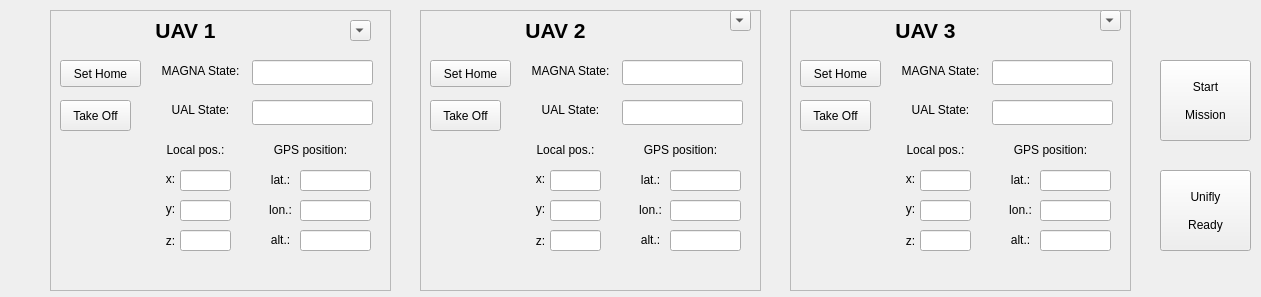
Qt form src/gcs_plugin.ui (AlejandroCastillejo/safedrone_gui) before a commit.
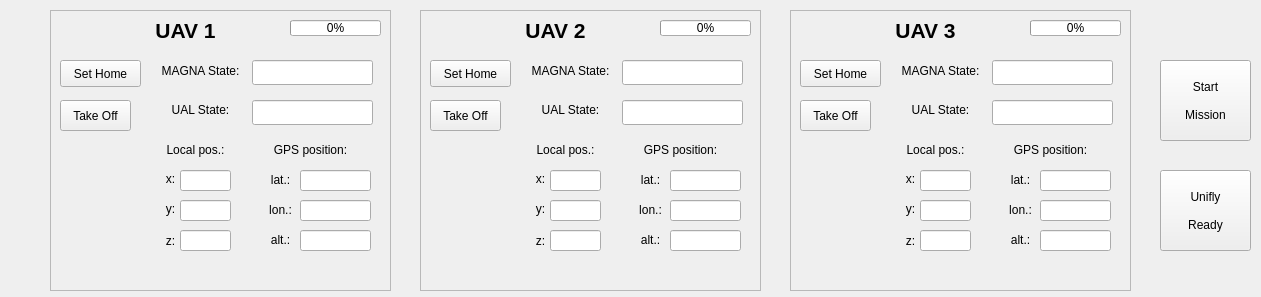
The same form after that commit.

Commit message: battery percentage bar added

What changed in the file:
```diff
--- a/src/gcs_plugin.ui
+++ b/src/gcs_plugin.ui
@@ -73,16 +73,6 @@
      <number>-3</number>
     </property>
    </widget>
-   <widget class="QComboBox" name="uav_selection_Box">
-    <property name="geometry">
-     <rect>
-      <x>300</x>
-      <y>10</y>
-      <width>21</width>
-      <height>21</height>
-     </rect>
-    </property>
-   </widget>
    <widget class="QLabel" name="label_39">
     <property name="geometry">
      <rect>
@@ -408,6 +398,19 @@
      <string>Set Home</string>
     </property>
    </widget>
+   <widget class="QProgressBar" name="progressBar_Battery_1">
+    <property name="geometry">
+     <rect>
+      <x>240</x>
+      <y>10</y>
+      <width>91</width>
+      <height>16</height>
+     </rect>
+    </property>
+    <property name="value">
+     <number>0</number>
+    </property>
+   </widget>
   </widget>
   <widget class="QFrame" name="MissionControl_2">
    <property name="geometry">
@@ -437,16 +440,6 @@
      <string>Take Off</string>
     </property>
    </widget>
-   <widget class="QComboBox" name="uav_selection_Box_2">
-    <property name="geometry">
-     <rect>
-      <x>310</x>
-      <y>0</y>
-      <width>21</width>
-      <height>21</height>
-     </rect>
-    </property>
-   </widget>
    <widget class="QLabel" name="label_40">
     <property name="geometry">
      <rect>
@@ -804,6 +797,19 @@
      <string>Set Home</string>
     </property>
    </widget>
+   <widget class="QProgressBar" name="progressBar_Battery_2">
+    <property name="geometry">
+     <rect>
+      <x>240</x>
+      <y>10</y>
+      <width>91</width>
+      <height>16</height>
+     </rect>
+    </property>
+    <property name="value">
+     <number>0</number>
+    </property>
+   </widget>
   </widget>
   <widget class="QFrame" name="MissionControl_3">
    <property name="geometry">
@@ -833,16 +839,6 @@
      <string>Take Off</string>
     </property>
    </widget>
-   <widget class="QComboBox" name="uav_selection_Box_3">
-    <property name="geometry">
-     <rect>
-      <x>310</x>
-      <y>0</y>
-      <width>21</width>
-      <height>21</height>
-     </rect>
-    </property>
-   </widget>
    <widget class="QLabel" name="label_41">
     <property name="geometry">
      <rect>
@@ -1200,6 +1196,19 @@
      <string>Set Home</string>
     </property>
    </widget>
+   <widget class="QProgressBar" name="progressBar_Battery_3">
+    <property name="geometry">
+     <rect>
+      <x>240</x>
+      <y>10</y>
+      <width>91</width>
+      <height>16</height>
+     </rect>
+    </property>
+    <property name="value">
+     <number>0</number>
+    </property>
+   </widget>
   </widget>
   <widget class="QPushButton" name="pushButton_StartMission">
    <property name="geometry">
```
Left out of the diff: 3 changed lines with no effect on the pictures. The commit also changes 2 other files.
